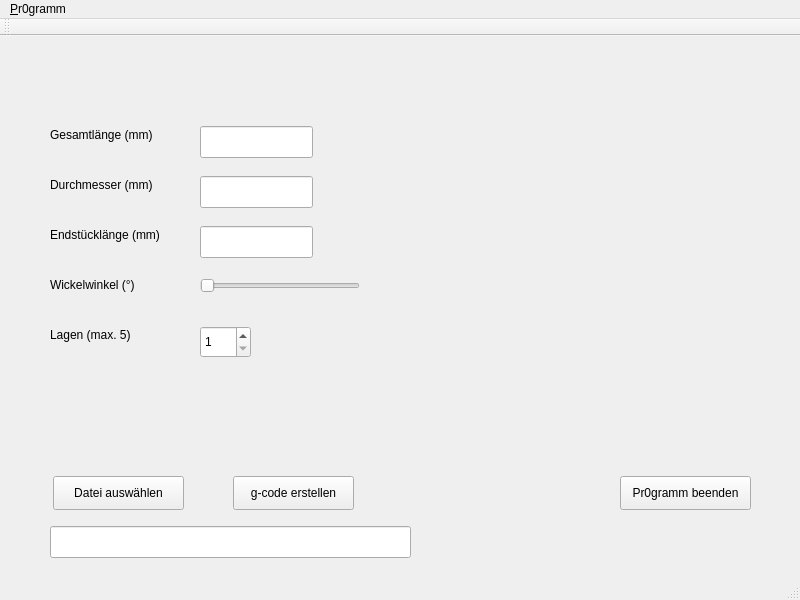
Qt form Software/PC_Software/gcodeGenerator/carbonwickler_main.ui (Virtex7/Carbonwickelmaschine) before a commit.
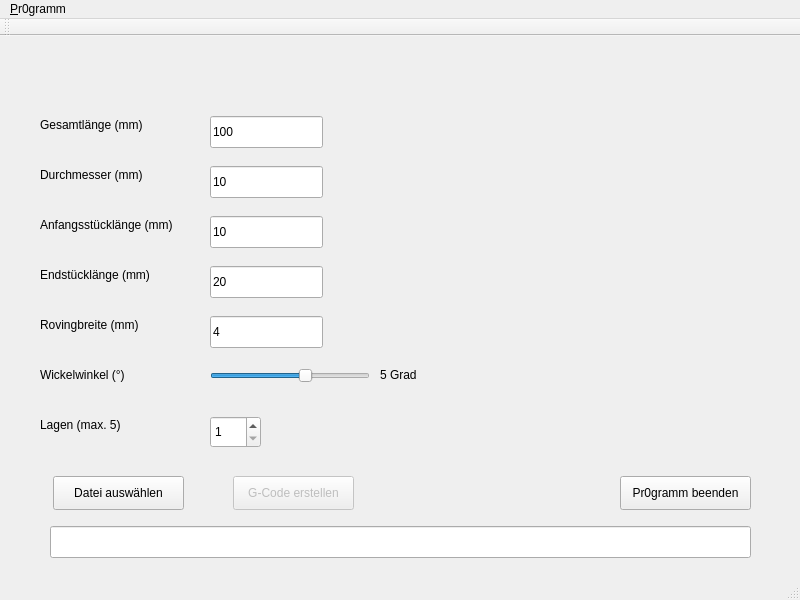
The same form after that commit.

Commit message: gcode wird erzeugt, ein paar rechnungen fehlen noch

Diff of the .ui file:
```diff
--- a/Software/PC_Software/gcodeGenerator/carbonwickler_main.ui
+++ b/Software/PC_Software/gcodeGenerator/carbonwickler_main.ui
@@ -28,6 +28,9 @@
     </property>
    </widget>
    <widget class="QPushButton" name="ButtonGenCode">
+    <property name="enabled">
+     <bool>false</bool>
+    </property>
     <property name="geometry">
      <rect>
       <x>233</x>
@@ -37,7 +40,10 @@
      </rect>
     </property>
     <property name="text">
-     <string>g-code erstellen</string>
+     <string>G-Code erstellen</string>
+    </property>
+    <property name="checkable">
+     <bool>false</bool>
     </property>
    </widget>
    <widget class="QPushButton" name="ButtonQuit">
@@ -53,31 +59,37 @@
      <string>Pr0gramm beenden</string>
     </property>
    </widget>
-   <widget class="QLineEdit" name="d_end">
-    <property name="geometry">
-     <rect>
-      <x>200</x>
-      <y>90</y>
-      <width>113</width>
-      <height>32</height>
-     </rect>
-    </property>
-   </widget>
    <widget class="QLineEdit" name="l_gesamt">
     <property name="geometry">
      <rect>
-      <x>200</x>
-      <y>140</y>
+      <x>210</x>
+      <y>80</y>
       <width>113</width>
       <height>32</height>
      </rect>
+    </property>
+    <property name="text">
+     <string>100</string>
+    </property>
+   </widget>
+   <widget class="QLineEdit" name="d_end">
+    <property name="geometry">
+     <rect>
+      <x>210</x>
+      <y>130</y>
+      <width>113</width>
+      <height>32</height>
+     </rect>
+    </property>
+    <property name="text">
+     <string>10</string>
     </property>
    </widget>
    <widget class="QLabel" name="label">
     <property name="geometry">
      <rect>
-      <x>50</x>
-      <y>90</y>
+      <x>40</x>
+      <y>80</y>
       <width>114</width>
       <height>18</height>
      </rect>
@@ -89,8 +101,8 @@
    <widget class="QLabel" name="label_2">
     <property name="geometry">
      <rect>
-      <x>50</x>
-      <y>140</y>
+      <x>40</x>
+      <y>130</y>
       <width>114</width>
       <height>18</height>
      </rect>
@@ -102,8 +114,8 @@
    <widget class="QLabel" name="label_3">
     <property name="geometry">
      <rect>
-      <x>50</x>
-      <y>190</y>
+      <x>40</x>
+      <y>230</y>
       <width>123</width>
       <height>18</height>
      </rect>
@@ -115,8 +127,8 @@
    <widget class="QLabel" name="label_4">
     <property name="geometry">
      <rect>
-      <x>50</x>
-      <y>240</y>
+      <x>40</x>
+      <y>330</y>
       <width>93</width>
       <height>18</height>
      </rect>
@@ -128,8 +140,8 @@
    <widget class="QLabel" name="label_5">
     <property name="geometry">
      <rect>
-      <x>50</x>
-      <y>290</y>
+      <x>40</x>
+      <y>380</y>
       <width>87</width>
       <height>18</height>
      </rect>
@@ -141,8 +153,8 @@
    <widget class="QSpinBox" name="lagen">
     <property name="geometry">
      <rect>
-      <x>200</x>
-      <y>290</y>
+      <x>210</x>
+      <y>380</y>
       <width>51</width>
       <height>32</height>
      </rect>
@@ -157,8 +169,8 @@
    <widget class="QSlider" name="winkel">
     <property name="geometry">
      <rect>
-      <x>200</x>
-      <y>240</y>
+      <x>210</x>
+      <y>330</y>
       <width>160</width>
       <height>20</height>
      </rect>
@@ -175,6 +187,9 @@
     <property name="pageStep">
      <number>25</number>
     </property>
+    <property name="value">
+     <number>75</number>
+    </property>
     <property name="orientation">
      <enum>Qt::Horizontal</enum>
     </property>
@@ -184,7 +199,7 @@
      <rect>
       <x>50</x>
       <y>490</y>
-      <width>361</width>
+      <width>701</width>
       <height>32</height>
      </rect>
     </property>
@@ -192,11 +207,79 @@
    <widget class="QLineEdit" name="l_end">
     <property name="geometry">
      <rect>
-      <x>200</x>
-      <y>190</y>
+      <x>210</x>
+      <y>230</y>
       <width>113</width>
       <height>32</height>
      </rect>
+    </property>
+    <property name="text">
+     <string>20</string>
+    </property>
+   </widget>
+   <widget class="QLabel" name="label_6">
+    <property name="geometry">
+     <rect>
+      <x>40</x>
+      <y>180</y>
+      <width>161</width>
+      <height>18</height>
+     </rect>
+    </property>
+    <property name="text">
+     <string>Anfangsstücklänge (mm)</string>
+    </property>
+   </widget>
+   <widget class="QLineEdit" name="l_start">
+    <property name="geometry">
+     <rect>
+      <x>210</x>
+      <y>180</y>
+      <width>113</width>
+      <height>32</height>
+     </rect>
+    </property>
+    <property name="text">
+     <string>10</string>
+    </property>
+   </widget>
+   <widget class="QLabel" name="label_7">
+    <property name="geometry">
+     <rect>
+      <x>40</x>
+      <y>280</y>
+      <width>131</width>
+      <height>18</height>
+     </rect>
+    </property>
+    <property name="text">
+     <string>Rovingbreite (mm)</string>
+    </property>
+   </widget>
+   <widget class="QLineEdit" name="rovingbreite">
+    <property name="geometry">
+     <rect>
+      <x>210</x>
+      <y>280</y>
+      <width>113</width>
+      <height>32</height>
+     </rect>
+    </property>
+    <property name="text">
+     <string>4</string>
+    </property>
+   </widget>
+   <widget class="QLabel" name="winkel_grad">
+    <property name="geometry">
+     <rect>
+      <x>380</x>
+      <y>330</y>
+      <width>58</width>
+      <height>18</height>
+     </rect>
+    </property>
+    <property name="text">
+     <string>5 Grad</string>
     </property>
    </widget>
   </widget>
```
Left out of the diff: 15 changed lines with no effect on the pictures. The commit also changes 2 other files.
